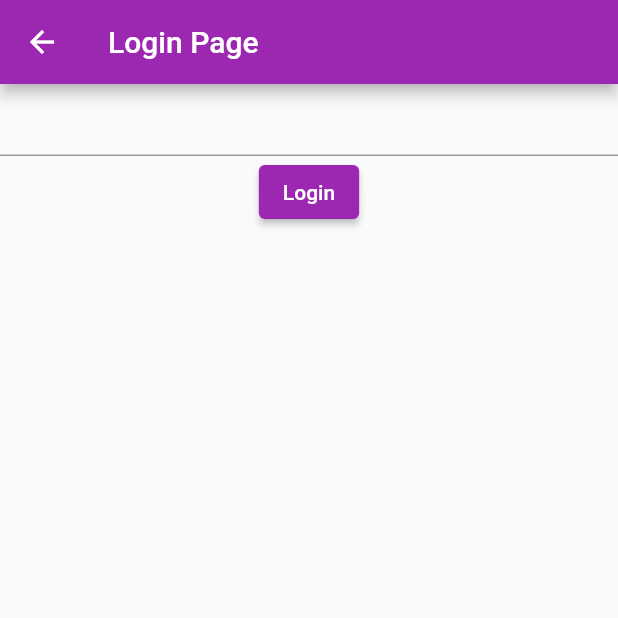
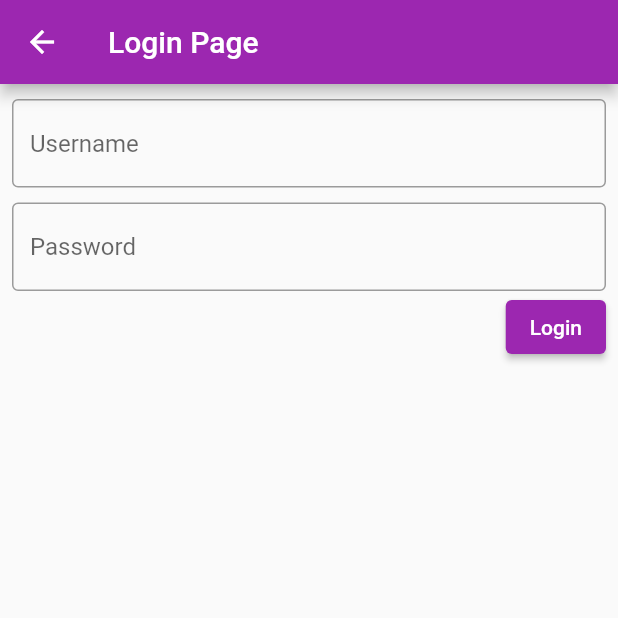
Before and after one commit to akhilvp07/test_proj, a Flutter app: the screen it shows after launch, after a tap on "Save Password", on a phone screen of 412 x 824 dp, the top half of it. Run offline on Flutter 3.47's test engine with Material 2 defaults, Android fonts, the phone set to English and light mode, and no system bars; our stand-ins replace shared_preferences.

Commit message:
Login screen changes

```diff
--- a/lib/screen_one.dart
+++ /dev/null
@@ -1,54 +0,0 @@
-import 'package:flutter/material.dart';
-import 'package:shared_preferences/shared_preferences.dart';
-import 'package:test_proj/screen_create_pw.dart';
-import 'package:test_proj/screen_two.dart';
-
-class ScreenOne extends StatelessWidget {
-  ScreenOne({Key? key}) : super(key: key);
-
-  final _textController = TextEditingController();
-
-  @override
-  Widget build(BuildContext context) {
-    return Scaffold(
-      appBar: AppBar(
-        title: Text('Login Page'),
-      ),
-      body: SafeArea(
-        child: Column(
-          children: [
-            TextFormField(
-              controller: _textController,
-            ),
-            ElevatedButton(
-              onPressed: () {
-                getSaveddData(context);
-              },
-              child: Text('Login'),
-            )
-          ],
-        ),
-      ),
-    );
-  }
-
-  Future<void> getSaveddData(BuildContext context) async {
-    final sharedPref = await SharedPreferences.getInstance();
-    //Get saved value
-    final savedValue = sharedPref.getString('saved_value');
-
-    if (savedValue != null) {
-      if (_textController.text == savedValue) {
-        print('Login Success');
-        Navigator.of(context).push(MaterialPageRoute(builder: (ctx) {
-          return ScreenTwo();
-        }));
-      } else {
-        Navigator.of(context).push(MaterialPageRoute(builder: (ctx) {
-          return ScreenCreatePw();
-        }));
-        print('Login Failed');
-      }
-    }
-  }
-}
--- a/lib/screen_splash.dart
+++ /dev/null
@@ -1,32 +0,0 @@
-import 'package:flutter/material.dart';
-import 'package:shared_preferences/shared_preferences.dart';
-import 'package:test_proj/screen_create_pw.dart';
-import 'package:test_proj/screen_one.dart';
-
-class Splash extends StatelessWidget {
-  const Splash({Key? key}) : super(key: key);
-
-  @override
-  Widget build(BuildContext context) {
-    getPassword(context);
-    return Scaffold(
-      body: Image.asset('assets/images/ambadi.png'),
-    );
-  }
-
-  Future<void> getPassword(BuildContext context) async {
-    final sharedPref = await SharedPreferences.getInstance();
-    final password = sharedPref.getString('saved_value');
-
-    if (password != null) {
-      Navigator.of(context).push(MaterialPageRoute(builder: (ctx) {
-        return ScreenOne();
-      }));
-    } else {
-            Navigator.of(context).push(MaterialPageRoute(builder: (ctx) {
-        return ScreenCreatePw();
-      }));
-
-    }
-  }
-}
--- a/lib/screen_two.dart
+++ b/lib/screens/screen_content.dart
@@ -1,8 +1,7 @@
 import 'package:flutter/material.dart';
 
-class ScreenTwo extends StatelessWidget {
-
-  const ScreenTwo({Key? key}) : super(key: key);
+class ScreenContent extends StatelessWidget {
+  const ScreenContent({Key? key}) : super(key: key);
 
   @override
   Widget build(BuildContext context) {
--- a/lib/screen_create_pw.dart
+++ b/lib/screens/screen_create_pw.dart
@@ -1,6 +1,6 @@
 import 'package:flutter/material.dart';
 import 'package:shared_preferences/shared_preferences.dart';
-import 'package:test_proj/screen_one.dart';
+import 'package:test_proj/screens/screen_login.dart';
 
 class ScreenCreatePw extends StatelessWidget {
   ScreenCreatePw({Key? key}) : super(key: key);
@@ -36,7 +36,7 @@ class ScreenCreatePw extends StatelessWidget {
     await sharedPref.setString('saved_value', _textController.text);
     print('Saved ' + _textController.text);
     Navigator.of(context).push(MaterialPageRoute(builder: (ctx) {
-      return ScreenOne();
+      return ScreenLogin();
     }));
   }
 }
--- /dev/null
+++ b/lib/screens/screen_login.dart
@@ -0,0 +1,79 @@
+import 'package:flutter/material.dart';
+import 'package:shared_preferences/shared_preferences.dart';
+import 'package:test_proj/screens/screen_create_pw.dart';
+import 'package:test_proj/screens/screen_content.dart';
+
+class ScreenLogin extends StatelessWidget {
+  ScreenLogin({Key? key}) : super(key: key);
+
+  final _userController = TextEditingController();
+  final _passwordController = TextEditingController();
+
+  @override
+  Widget build(BuildContext context) {
+    return Scaffold(
+      appBar: AppBar(
+        title: Text('Login Page'),
+      ),
+      body: SafeArea(
+        child: Padding(
+          padding: const EdgeInsets.symmetric(horizontal: 8.0),
+          child: Column(
+            crossAxisAlignment: CrossAxisAlignment.end,
+            children: [
+              const SizedBox(
+                height: 10,
+              ),
+              //Username
+              TextFormField(
+                decoration: InputDecoration(
+                  border: OutlineInputBorder(),
+                  hintText: 'Username',
+                ),
+                controller: _userController,
+              ),
+              const SizedBox(
+                height: 10,
+              ),
+              //Password
+              TextFormField(
+                obscureText: true,
+                decoration: InputDecoration(
+                  border: OutlineInputBorder(),
+                  hintText: 'Password',
+                ),
+                controller: _passwordController,
+              ),
+              ElevatedButton(
+                onPressed: () {
+                  getSaveddData(context);
+                },
+                child: Text('Login'),
+              )
+            ],
+          ),
+        ),
+      ),
+    );
+  }
+
+  Future<void> getSaveddData(BuildContext context) async {
+    final sharedPref = await SharedPreferences.getInstance();
+    //Get saved value
+    final savedValue = sharedPref.getString('saved_value');
+
+    if (savedValue != null) {
+      if (_passwordController.text == savedValue) {
+        print('Login Success');
+        Navigator.of(context).push(MaterialPageRoute(builder: (ctx) {
+          return ScreenContent();
+        }));
+      } else {
+        Navigator.of(context).push(MaterialPageRoute(builder: (ctx) {
+          return ScreenCreatePw();
+        }));
+        print('Login Failed');
+      }
+    }
+  }
+}
--- /dev/null
+++ b/lib/screens/screen_splash.dart
@@ -0,0 +1,46 @@
+import 'package:flutter/material.dart';
+import 'package:shared_preferences/shared_preferences.dart';
+import 'package:test_proj/screens/screen_create_pw.dart';
+import 'package:test_proj/screens/screen_login.dart';
+
+class Splash extends StatefulWidget {
+  const Splash({Key? key}) : super(key: key);
+
+  @override
+  State<Splash> createState() => _SplashState();
+}
+
+class _SplashState extends State<Splash> {
+  @override
+  void initState() {
+    gotoLogin();
+    super.initState();
+  }
+
+  @override
+  Widget build(BuildContext context) {
+    return Scaffold(
+      body: Center(
+        child: Image.asset('assets/images/ambadi.png'),
+      ),
+    );
+  }
+
+  Future<void> gotoLogin() async {
+    final sharedPref = await SharedPreferences.getInstance();
+    final password = sharedPref.getString('saved_value');
+
+    await Future.delayed(Duration(seconds: 1));
+    //Check for saved password
+    if (password != null) {
+      Navigator.of(context).push(MaterialPageRoute(builder: (ctx) {
+        return ScreenLogin();
+      }));
+    } else {
+      //No saved password found
+      Navigator.of(context).push(MaterialPageRoute(builder: (ctx) {
+        return ScreenCreatePw();
+      }));
+    }
+  }
+}
```
Also changed, not shown: lib/main.dart (+1 -9 lines).
